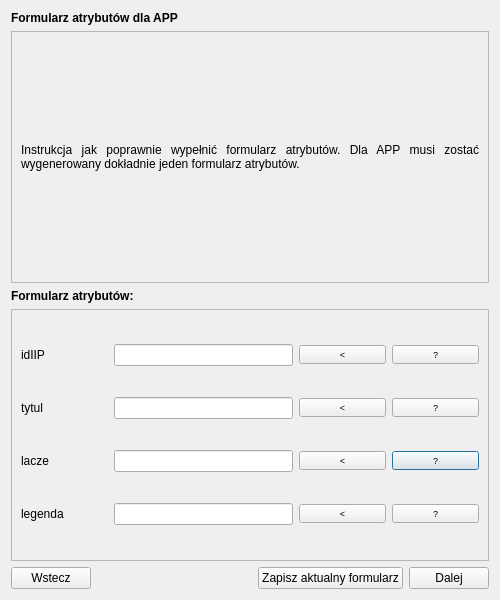
Old version of the form modules/app/views/ui/formularz_wektor_dialog_base.ui in the repository envirosolutionspl/wtyczka_qgis_app.
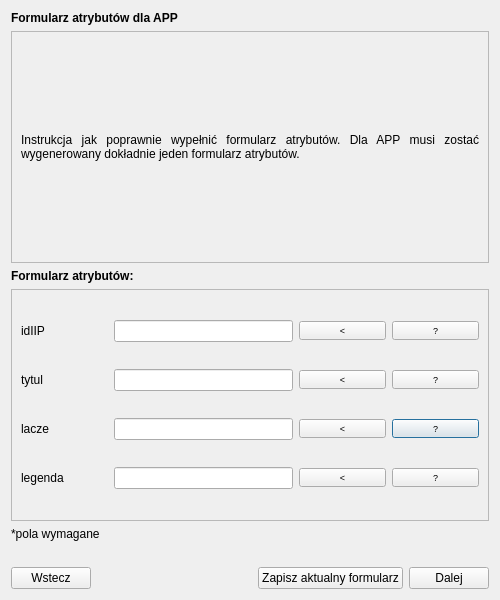
New version of the form.

```diff
--- a/modules/app/views/ui/formularz_wektor_dialog_base.ui
+++ b/modules/app/views/ui/formularz_wektor_dialog_base.ui
@@ -46,7 +46,7 @@
           <x>0</x>
           <y>0</y>
           <width>478</width>
-          <height>236</height>
+          <height>211</height>
          </rect>
         </property>
         <layout class="QGridLayout" name="gridLayout">
@@ -102,7 +102,7 @@
           <x>0</x>
           <y>0</y>
           <width>478</width>
-          <height>235</height>
+          <height>210</height>
          </rect>
         </property>
         <layout class="QGridLayout" name="gridLayout_2">
@@ -294,6 +294,20 @@
        </widget>
       </widget>
      </item>
+     <item>
+      <widget class="QLabel" name="requiredFields_lbl">
+       <property name="text">
+        <string>*pola wymagane</string>
+       </property>
+      </widget>
+     </item>
+     <item>
+      <widget class="QLabel" name="label">
+       <property name="text">
+        <string/>
+       </property>
+      </widget>
+     </item>
      <item>
       <layout class="QHBoxLayout" name="horizontalLayout">
        <item>
```
